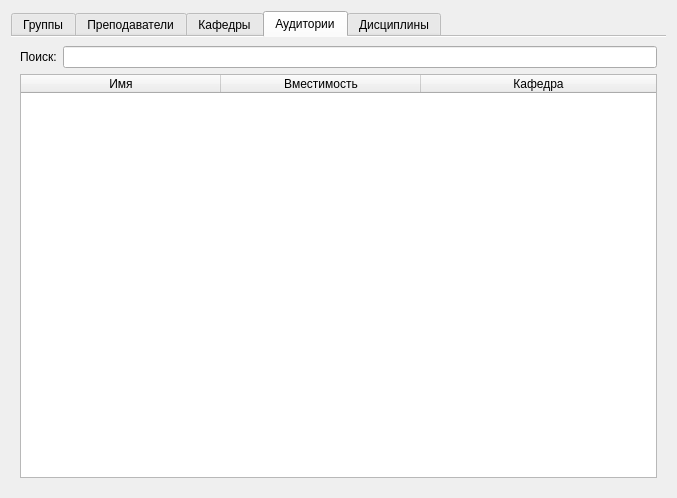
First picture: the form in catalogsform.ui, repository lex1133/ScheduleV2, before the edit.
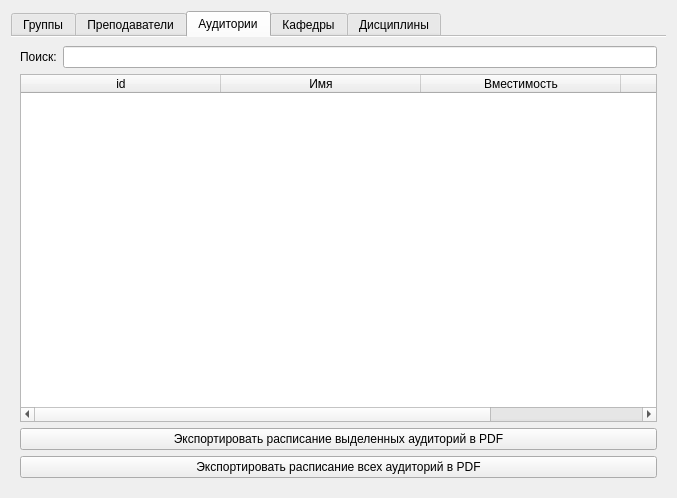
Second picture: the form after the edit. The open tabs and pages were chosen to show the change.

```diff
--- a/catalogsform.ui
+++ b/catalogsform.ui
@@ -192,7 +192,86 @@
        <item row="2" column="0" colspan="2">
         <widget class="QPushButton" name="ExportAllTeachersButton">
          <property name="text">
-          <string>Экспортировать расписание всекх преподавателей в PDF</string>
+          <string>Экпортировать расписание выделеных преподавателей в PDF</string>
+         </property>
+        </widget>
+       </item>
+      </layout>
+     </widget>
+     <widget class="QWidget" name="CatalogsRoomsTab">
+      <attribute name="title">
+       <string>Аудитории</string>
+      </attribute>
+      <layout class="QGridLayout" name="gridLayout_4">
+       <item row="3" column="0" colspan="2">
+        <widget class="QPushButton" name="ExportAllRoomsButton">
+         <property name="text">
+          <string>Экспортировать расписание всех аудиторий в PDF</string>
+         </property>
+        </widget>
+       </item>
+       <item row="0" column="1">
+        <widget class="QLineEdit" name="RoomsSearchLine"/>
+       </item>
+       <item row="0" column="0">
+        <widget class="QLabel" name="RoomsSearchLabel">
+         <property name="text">
+          <string>Поиск:</string>
+         </property>
+        </widget>
+       </item>
+       <item row="1" column="0" colspan="2">
+        <widget class="QTableWidget" name="CatalogsRoomsTable">
+         <property name="editTriggers">
+          <set>QAbstractItemView::NoEditTriggers</set>
+         </property>
+         <property name="selectionMode">
+          <enum>QAbstractItemView::ExtendedSelection</enum>
+         </property>
+         <property name="selectionBehavior">
+          <enum>QAbstractItemView::SelectRows</enum>
+         </property>
+         <property name="sortingEnabled">
+          <bool>true</bool>
+         </property>
+         <attribute name="horizontalHeaderCascadingSectionResizes">
+          <bool>true</bool>
+         </attribute>
+         <attribute name="horizontalHeaderDefaultSectionSize">
+          <number>200</number>
+         </attribute>
+         <attribute name="horizontalHeaderMinimumSectionSize">
+          <number>200</number>
+         </attribute>
+         <attribute name="horizontalHeaderStretchLastSection">
+          <bool>true</bool>
+         </attribute>
+         <column>
+          <property name="text">
+           <string>id</string>
+          </property>
+         </column>
+         <column>
+          <property name="text">
+           <string>Имя</string>
+          </property>
+         </column>
+         <column>
+          <property name="text">
+           <string>Вместимость</string>
+          </property>
+         </column>
+         <column>
+          <property name="text">
+           <string>Кафедра</string>
+          </property>
+         </column>
+        </widget>
+       </item>
+       <item row="2" column="0" colspan="2">
+        <widget class="QPushButton" name="ExportSelectedRoomsPutton">
+         <property name="text">
+          <string>Экспортировать расписание выделенных аудиторий в PDF</string>
          </property>
         </widget>
        </item>
@@ -289,66 +368,6 @@
        </item>
       </layout>
      </widget>
-     <widget class="QWidget" name="CatalogsRoomsTab">
-      <attribute name="title">
-       <string>Аудитории</string>
-      </attribute>
-      <layout class="QGridLayout" name="gridLayout_4">
-       <item row="0" column="0">
-        <widget class="QLabel" name="RoomsSearchLabel">
-         <property name="text">
-          <string>Поиск:</string>
-         </property>
-        </widget>
-       </item>
-       <item row="0" column="1">
-        <widget class="QLineEdit" name="RoomsSearchLine"/>
-       </item>
-       <item row="1" column="0" colspan="2">
-        <widget class="QTableWidget" name="CatalogsRoomsTable">
-         <property name="editTriggers">
-          <set>QAbstractItemView::NoEditTriggers</set>
-         </property>
-         <property name="selectionMode">
-          <enum>QAbstractItemView::SingleSelection</enum>
-         </property>
-         <property name="selectionBehavior">
-          <enum>QAbstractItemView::SelectRows</enum>
-         </property>
-         <property name="sortingEnabled">
-          <bool>true</bool>
-         </property>
-         <attribute name="horizontalHeaderCascadingSectionResizes">
-          <bool>true</bool>
-         </attribute>
-         <attribute name="horizontalHeaderDefaultSectionSize">
-          <number>200</number>
-         </attribute>
-         <attribute name="horizontalHeaderMinimumSectionSize">
-          <number>200</number>
-         </attribute>
-         <attribute name="horizontalHeaderStretchLastSection">
-          <bool>true</bool>
-         </attribute>
-         <column>
-          <property name="text">
-           <string>Имя</string>
-          </property>
-         </column>
-         <column>
-          <property name="text">
-           <string>Вместимость</string>
-          </property>
-         </column>
-         <column>
-          <property name="text">
-           <string>Кафедра</string>
-          </property>
-         </column>
-        </widget>
-       </item>
-      </layout>
-     </widget>
      <widget class="QWidget" name="CatalogsSubjectsTab">
       <attribute name="title">
        <string>Дисциплины</string>
```
Left out of the diff: 61 changed lines with no effect on the pictures.
